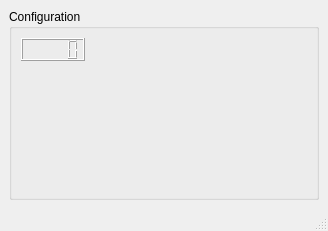
Before: the Qt Designer form View/UI/fungen.ui in FranciscoGauna/Microscopy-Program, drawn with Qt 5.
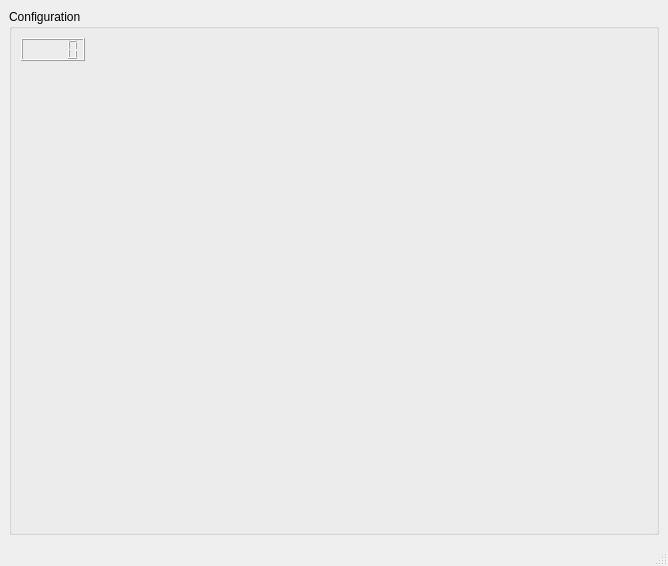
After: the same form once the commit is applied.

Commit message: Primer intento de una interfaz QT

The edit to the form file:
```diff
--- a/View/UI/fungen.ui
+++ b/View/UI/fungen.ui
@@ -6,8 +6,8 @@
    <rect>
     <x>0</x>
     <y>0</y>
-    <width>328</width>
-    <height>231</height>
+    <width>668</width>
+    <height>566</height>
    </rect>
   </property>
   <property name="windowTitle">
```
Left out of the diff: 6 changed lines with no effect on the pictures. The commit also changes 6 other files.
